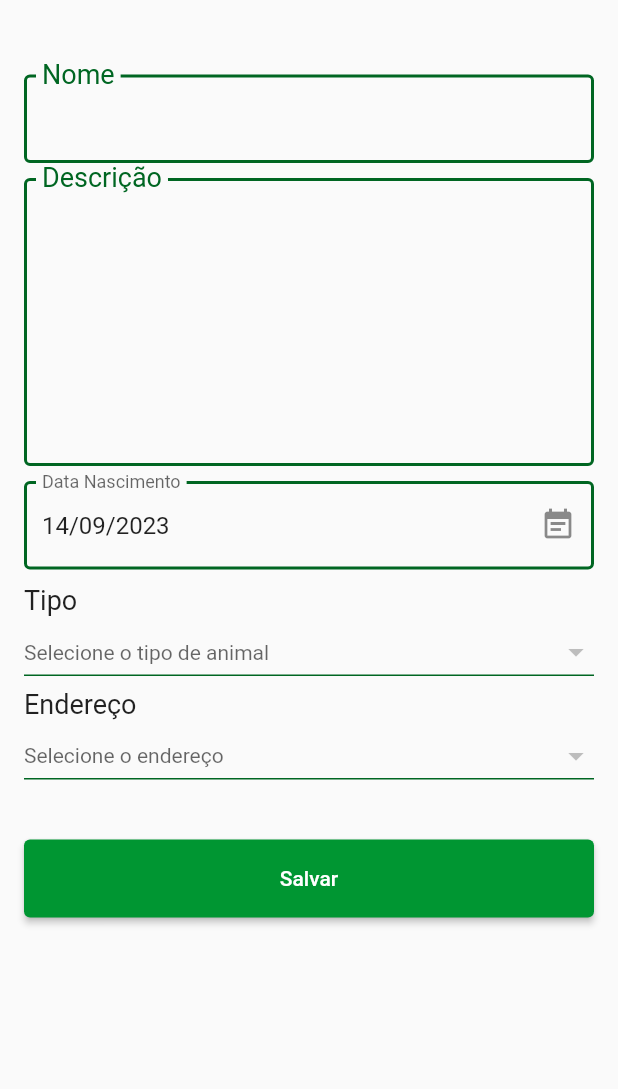
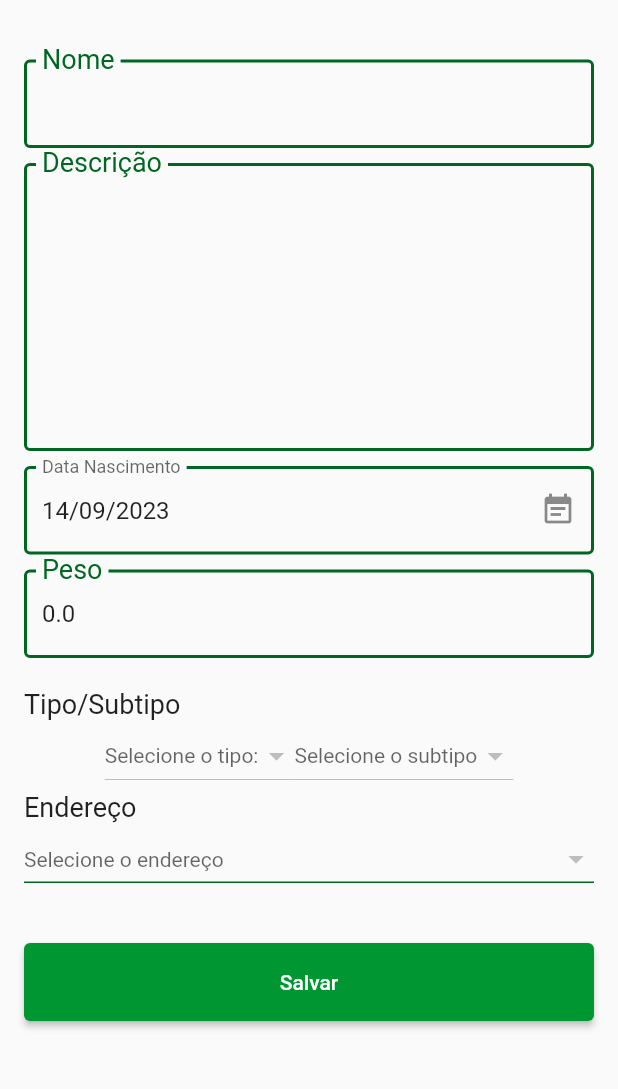
Before and after one commit to gabrielsantos8/enagro_app, a Flutter app: the AnimalDetails screen opened directly with empty values, after a tap on "Editar", on a phone screen of 412 x 824 dp, the part 59-1148 px from its top. Run offline on Flutter 3.47's test engine with Material 2 defaults, Android fonts, the phone set to English and light mode, and no system bars; drawn by our look-alikes of date_field; our stand-ins replace image_picker, jwt_decoder, shared_preferences; accounts and stored records are empty; network calls fail.

Commit message:
FEAT: adições de subtipos de animais

```diff
--- /dev/null
+++ b/lib/datasource/remote/animal_subtype_remote.dart
@@ -0,0 +1,17 @@
+import 'package:enagro_app/helpers/util.dart';
+import 'package:enagro_app/infra/general_http_client.dart';
+
+class AnimalSubTypeRemote {
+  final url = Util.concatenateEndpoint("animal_subtype/");
+
+  Future<List> getAnimalSubtypes() async {
+    var data = await GeneralHttpClient().getJson(url);
+    return data['dados'];
+  }
+
+  Future<List> getAnimalSubtypesByAnimalType(int id) async {
+    var data = await GeneralHttpClient()
+        .getJson('${url}getByAnimalType/$id');
+    return data['dados'];
+  }
+}
--- a/lib/models/animal.dart
+++ b/lib/models/animal.dart
@@ -1,3 +1,4 @@
+import 'package:enagro_app/models/animal_subtype.dart';
 import 'package:enagro_app/models/animal_type.dart';
 import 'package:enagro_app/models/user_address.dart';
 
@@ -9,6 +10,8 @@ class Animal {
   final String imgUrl;
   final UserAddress userAddress;
   final DateTime birthDate;
+  final double weight;
+  final AnimalSubType animalSubType;
 
   Animal(
       {required this.animalType,
@@ -17,7 +20,9 @@ class Animal {
       required this.birthDate,
       required this.animalId,
       required this.description,
-      required this.name});
+      required this.name,
+      required this.weight,
+      required this.animalSubType});
 
   factory Animal.fromMap(Map<String, dynamic> anml) {
     return Animal(
@@ -37,7 +42,13 @@ class Animal {
             anml['city'] ?? '',
             anml['uf'] ?? '',
             anml['ibge'] ?? 0),
-        birthDate: DateTime.parse(anml['birth_date'] ?? '1900-12-01'));
+        birthDate: DateTime.parse(anml['birth_date'] ?? '1900-12-01'),
+        weight: anml['weight'].toDouble() ?? 0.0,
+        animalSubType: AnimalSubType.getAnimalSubType(
+            anml['animal_subtype_id'] ?? 0,
+            anml['animal_subtype'] ?? '',
+            anml['animal_type_id'] ?? 0,
+            anml['animal_type'] ?? ''));
   }
 
   static List<Animal> getAnimals(List animals) {
--- /dev/null
+++ b/lib/models/animal_subtype.dart
@@ -0,0 +1,39 @@
+import 'package:enagro_app/models/animal_type.dart';
+
+class AnimalSubType {
+  final int animalSubTypeId;
+  final String description;
+  final AnimalType animalType;
+
+  AnimalSubType(
+      {required this.animalType,
+      required this.animalSubTypeId,
+      required this.description});
+
+  factory AnimalSubType.fromMap(Map<String, dynamic> anml) {
+    return AnimalSubType(
+        animalSubTypeId: anml['id'] ?? 0,
+        description: anml['description'] ?? '',
+        animalType: AnimalType.getAnimalType(
+            anml['animal_type_id'] ?? 0, anml['animal_type'] ?? ''));
+  }
+
+  static AnimalSubType getAnimalSubType(
+      int id, String description, int animalTypeId, String animalType) {
+    Map<String, dynamic> mp = {
+      "id": id,
+      "description": description,
+      "animal_type_id": animalTypeId,
+      "animal_type": animalType
+    };
+    return AnimalSubType.fromMap(mp);
+  }
+
+  static List<AnimalSubType> fromArray(List anmTypes) {
+    List<AnimalSubType> animalTypes = [];
+    for (var animalType in anmTypes) {
+      animalTypes.add(AnimalSubType.fromMap(animalType));
+    }
+    return animalTypes;
+  }
+}
--- a/lib/ui/pages/animal_details.dart
+++ b/lib/ui/pages/animal_details.dart
@@ -273,6 +273,22 @@ class _AnimalDetailsState extends State<AnimalDetails> {
                                     ' ${widget.animal!.animalType.description}')),
                               ]),
                               DataRow(cells: [
+                                const DataCell(Text(
+                                  'Sub-Tipo:',
+                                  style: TextStyle(fontWeight: FontWeight.bold),
+                                )),
+                                DataCell(Text(
+                                    ' ${widget.animal!.animalSubType.description}')),
+                              ]),
+                               DataRow(cells: [
+                                const DataCell(Text(
+                                  'Peso:',
+                                  style: TextStyle(fontWeight: FontWeight.bold),
+                                )),
+                                DataCell(Text(
+                                    ' ${widget.animal!.weight}kg')),
+                              ]),
+                              DataRow(cells: [
                                 const DataCell(Text('Nascimento:',
                                     style: TextStyle(
                                         fontWeight: FontWeight.bold))),
--- a/lib/ui/pages/animal_edit_page.dart
+++ b/lib/ui/pages/animal_edit_page.dart
@@ -2,7 +2,7 @@ import 'package:date_field/date_field.dart';
 import 'package:enagro_app/datasource/remote/animal_remote.dart';
 import 'package:enagro_app/models/animal.dart';
 import 'package:enagro_app/models/user.dart';
-import 'package:enagro_app/ui/widgets/animal_type_combo.dart';
+import 'package:enagro_app/ui/widgets/animal_subtype_type_combo.dart';
 import 'package:enagro_app/ui/widgets/default_textfield.dart';
 import 'package:enagro_app/ui/widgets/user_address_combo.dart';
 import 'package:flutter/material.dart';
@@ -26,7 +26,9 @@ class AnimalEditPage extends StatefulWidget {
 class _AnimalEditPageState extends State<AnimalEditPage> {
   late TextEditingController _descriptionController;
   late TextEditingController _nameController;
+  late TextEditingController _weightController;
   late int selAnimalTypeId = 0;
+  late int selAnimalSubtypeId = 0;
   late int selUserAddressId = 0;
   late String birthDate = DateTime.now().toString();
 
@@ -39,6 +41,7 @@ class _AnimalEditPageState extends State<AnimalEditPage> {
         TextEditingController(text: widget.animal!.description.toString());
     _nameController =
         TextEditingController(text: widget.animal!.name.toString());
+    _weightController = TextEditingController(text: widget.animal!.weight.toString());
   }
 
   @override
@@ -58,8 +61,10 @@ class _AnimalEditPageState extends State<AnimalEditPage> {
       "name": _nameController.text,
       "description": _descriptionController.text,
       "animal_type_id": selAnimalTypeId,
+      "animal_subtype_id": selAnimalSubtypeId,
       "user_address_id": selUserAddressId,
-      "birth_date": birthDate
+      "birth_date": birthDate,
+      "weight": _weightController.text
     };
 
     bool isSuccess = await AnimalRemote().updateAnimal(prms);
@@ -111,7 +116,7 @@ class _AnimalEditPageState extends State<AnimalEditPage> {
             textAlign: TextAlign.center,
           ),
           const SizedBox(
-            height: 50,
+            height: 40,
           ),
           DefaultTextField(controller: _nameController, fieldlabel: 'Nome'),
           const SizedBox(
@@ -142,12 +147,21 @@ class _AnimalEditPageState extends State<AnimalEditPage> {
           const SizedBox(
             height: 10,
           ),
-          AnimalTypeCombo(
-              selAnimalType: widget.animal!.animalType.animalTypeId,
-              onSelectionChanged: (anmTypeId) {
+          DefaultTextField(
+              type: TextInputType.number,
+              controller: _weightController,
+              fieldlabel: 'Peso'),
+          const SizedBox(
+            height: 20,
+          ),
+          const Text('Tipo/Subtipo', style: TextStyle(fontSize: 18)),
+          AnimalSubtypeTypeCombo(
+              selAnimalTypeId: widget.animal!.animalType.animalTypeId,
+              selAnimalSubtypeId: widget.animal!.animalSubType.animalSubTypeId,
+              onSelectionChanged: (anmTypeId, anmSubTypeId) {
                 selAnimalTypeId = anmTypeId;
-              },
-              fieldlabel: "Tipo"),
+                selAnimalSubtypeId = anmSubTypeId;
+              }),
           UserAddressCombo(
               selUserAddress: widget.animal!.userAddress.userAddressId,
               userId: widget.user!.userId,
--- /dev/null
+++ b/lib/ui/widgets/animal_subtype_type_combo.dart
@@ -0,0 +1,111 @@
+import 'package:enagro_app/datasource/remote/animal_subtype_remote.dart';
+import 'package:enagro_app/datasource/remote/animal_type_remote.dart';
+import 'package:flutter/material.dart';
+
+class AnimalSubtypeTypeCombo extends StatefulWidget {
+  final Function(int, int) onSelectionChanged;
+  final int? selAnimalSubtypeId;
+  final int? selAnimalTypeId;
+
+  const AnimalSubtypeTypeCombo(
+      {Key? key, required this.onSelectionChanged, this.selAnimalSubtypeId, this.selAnimalTypeId})
+      : super(key: key);
+
+  @override
+  // ignore: library_private_types_in_public_api
+  _AnimalSubtypeTypeComboState createState() => _AnimalSubtypeTypeComboState();
+}
+
+class _AnimalSubtypeTypeComboState extends State<AnimalSubtypeTypeCombo> {
+  Map<int, String> animalTypesMap = {};
+  Map<int, String> animalSubtypesMap = {};
+  late int selectedAnimalSubtypeId;
+  late int selectedAnimalTypeId;
+
+  @override
+  void initState() {
+    super.initState();
+    selectedAnimalTypeId = widget.selAnimalTypeId ?? 1;
+    selectedAnimalSubtypeId = widget.selAnimalSubtypeId ?? 0;
+    loadAnimalTypes();
+    loadAnimalSubtypes(selectedAnimalTypeId);
+  }
+
+  Future<void> loadAnimalTypes() async {
+    final animalTypeRemote = AnimalTypeRemote();
+    final animalTypeList = await animalTypeRemote.getAnimalTypes();
+    animalTypesMap = animalTypeList.fold<Map<int, String>>({}, (previousMap, city) {
+      final id = city['id'] as int;
+      final description = city['description'] as String;
+      previousMap[id] = description;
+      return previousMap;
+    });
+    setState(() {
+      animalTypesMap = animalTypesMap;
+    });
+  }
+
+  Future<void> loadAnimalSubtypes(int id) async {
+    final animalSubtypeRemote = AnimalSubTypeRemote();
+    final animalSubtypeList = await animalSubtypeRemote.getAnimalSubtypesByAnimalType(id);
+
+    final map = animalSubtypeList.fold<Map<int, String>>({}, (previousMap, city) {
+      final id = city['id'] as int;
+      final description = city['description'] as String;
+      previousMap[id] = description;
+      return previousMap;
+    });
+
+    setState(() {
+      animalSubtypesMap = map;
+      selectedAnimalSubtypeId = widget.selAnimalSubtypeId ?? map.keys.first;
+      widget.onSelectionChanged(selectedAnimalTypeId, selectedAnimalSubtypeId);
+    });
+  }
+
+  @override
+  Widget build(BuildContext context) {
+    return Row(
+      mainAxisAlignment: MainAxisAlignment.center,
+      children: [
+        DropdownButton<int>(
+          value: selectedAnimalTypeId,
+          style: TextStyle(color: Theme.of(context).primaryColorDark),
+          dropdownColor: Theme.of(context).primaryColorLight,
+          hint: const Text('Selecione o tipo:'),
+          items: animalTypesMap.entries.map((MapEntry<int, String> entry) {
+            return DropdownMenuItem<int>(
+              value: entry.key,
+              child: Text(entry.value),
+            );
+          }).toList(),
+          onChanged: (int? newValue) {
+            setState(() {
+              selectedAnimalTypeId = newValue!;
+              loadAnimalSubtypes(selectedAnimalTypeId);
+              widget.onSelectionChanged(selectedAnimalTypeId, selectedAnimalSubtypeId);
+            });
+          },
+        ),
+        DropdownButton<int>(
+          dropdownColor: Theme.of(context).primaryColorLight,
+          style: TextStyle(color: Theme.of(context).primaryColorDark),
+          value: selectedAnimalSubtypeId,
+          hint: const Text('Selecione o subtipo'),
+          items: animalSubtypesMap.entries.map((MapEntry<int, String> entry) {
+            return DropdownMenuItem<int>(
+              value: entry.key,
+              child: Text(entry.value),
+            );
+          }).toList(),
+          onChanged: (int? newValue) {
+            setState(() {
+              selectedAnimalSubtypeId = newValue!;
+              widget.onSelectionChanged(selectedAnimalTypeId, selectedAnimalSubtypeId);
+            });
+          },
+        ),
+      ],
+    );
+  }
+}
```
Also changed, not shown: lib/ui/pages/animal_create_page.dart (+22 -11 lines).
